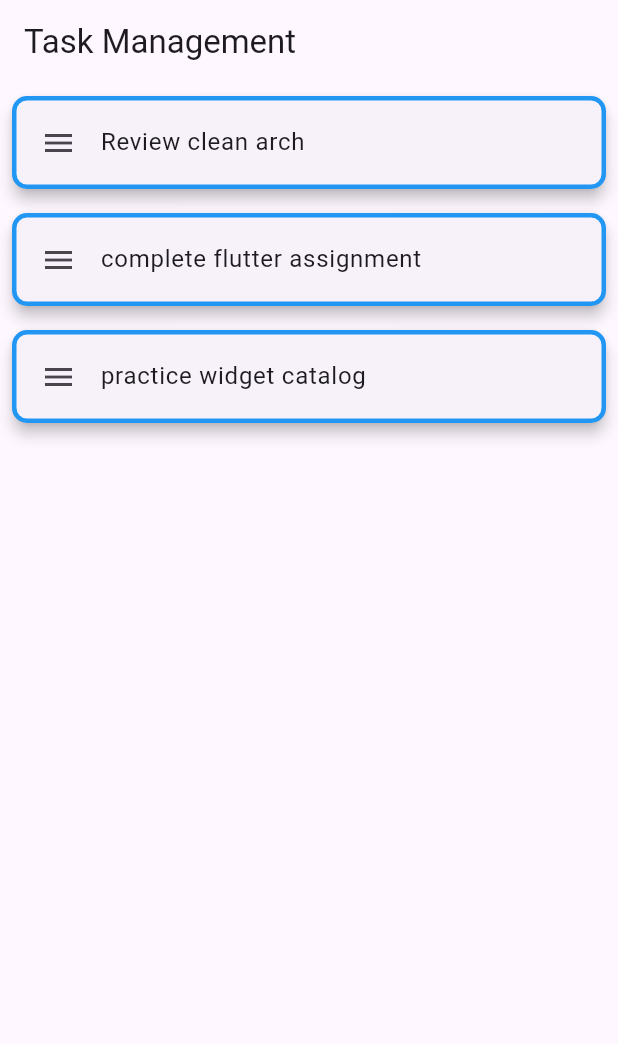
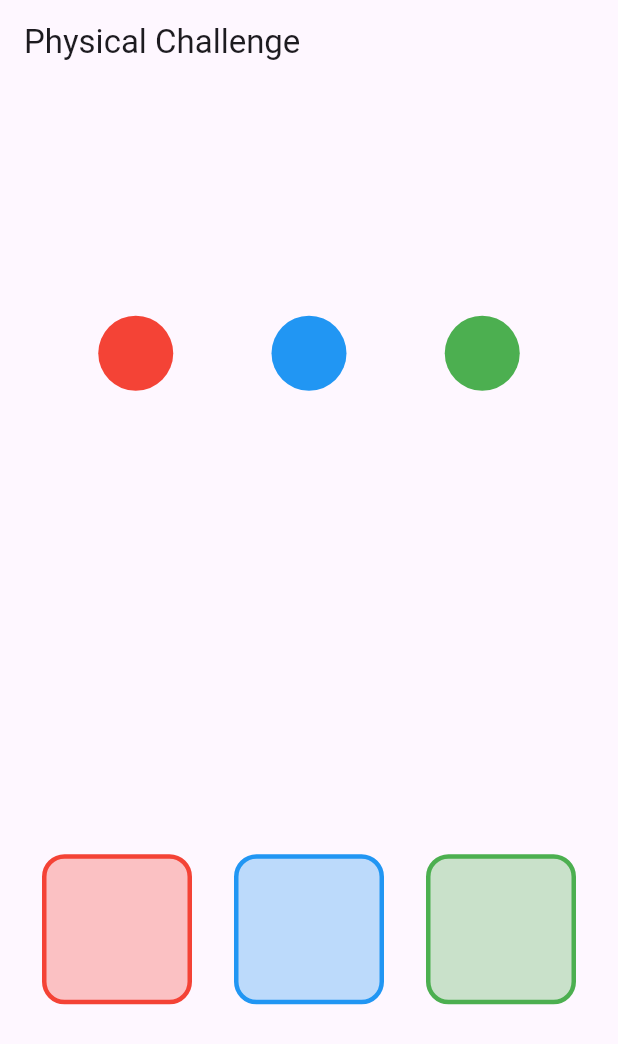
Before and after one commit to RiadHaidar/AdvancedWidgetsChallenge, a Flutter app: the screen it shows after launch, on a phone screen of 412 x 824 dp. Shown: the top 1044 px of the screen. Run offline on Flutter 3.47's test engine with Material 3 defaults, Android fonts, the phone set to English and light mode, and no system bars.

Commit message:
second challenge

```diff
--- /dev/null
+++ b/lib/first_challenge.dart
@@ -0,0 +1,122 @@
+
+
+import 'package:flutter/material.dart';
+
+class FirstChallenge extends StatefulWidget {
+  const FirstChallenge({Key? key}) : super(key: key);
+
+  @override
+  State<FirstChallenge> createState() => _FirstChallenge();
+}
+
+class _FirstChallenge extends State<FirstChallenge> {
+  List<String> items = ['Review clean arch',
+   'complete flutter assignment', 'practice widget catalog'];
+
+  @override
+  Widget build(BuildContext context) {
+    return Scaffold(
+      appBar: AppBar(title: Text('Task Management')),
+      body: ReorderableListView(
+        children: items.asMap().entries.map((entry) {
+        int index = entry.key;
+          String item = entry.value;
+          return Dismissible(
+            background: Container(
+              color: Colors.red,
+              child: Icon(Icons.delete_outline_outlined,
+              color: Colors.white,),
+            ),
+            key: ValueKey(entry.value),
+            confirmDismiss: (direction) async {
+              bool? shouldDelete = await showDialog<bool>(
+                context: context,
+                barrierDismissible: false,
+                builder: (BuildContext context) {
+                  return AlertDialog(
+                    title: const Text('Confirm Delete'),
+                    content: SingleChildScrollView(
+                      child: ListBody(
+                        children: <Widget>[
+                          Text(
+                            'Delete task: $item',
+                            style: TextStyle(fontWeight: FontWeight.bold),
+                          ),
+                        ],
+                      ),
+                    ),
+                    actions: <Widget>[
+                      TextButton(
+                        child: const Text('Cancel'),
+                        onPressed: () {
+                          Navigator.of(context).pop(false);
+                        },
+                      ),
+                      TextButton(
+                        child: const Text('Delete'),
+                        onPressed: () {
+                          Navigator.of(context).pop(true);
+                        },
+                      ),
+                    ],
+                  );
+                },
+              );
+
+              if (shouldDelete == true) {
+                setState(() {
+                  items.removeAt(index);
+                });
+
+                ScaffoldMessenger.of(context).showSnackBar(
+                  SnackBar(
+                    content: Text('Task "$item" deleted',
+                        style: TextStyle(fontWeight: FontWeight.bold)),
+                    action: SnackBarAction(
+                      label: 'Undo',
+                      onPressed: () {
+                        setState(() {
+                          items.insert(index, item);
+                        });
+                      },
+                    ),
+                  ),
+                );
+              }
+
+              return shouldDelete;
+            },
+
+            child: Card(
+              key: ValueKey(entry.value),
+              elevation: 4,
+              margin: EdgeInsets.all(8),
+              child: ListTile(
+                key: ValueKey(entry.value),
+
+                shape: RoundedRectangleBorder(
+                  side: BorderSide(color: Colors.blue, width: 3),
+                  borderRadius: BorderRadius.circular(10),
+                ),
+                leading: Icon(Icons.menu),
+                title: Text(entry.value),
+              ),
+            ),
+          );
+        }).toList(),
+
+        onReorder: (oldIndex, newIndex) {
+          print('moved');
+          setState(() {
+            if (oldIndex < newIndex) {
+              newIndex -= 1;
+            }
+        String taskTitle=   items[oldIndex];
+            items.removeAt(oldIndex);
+            items.insert(newIndex, taskTitle);
+          });
+        },
+      ),
+    );
+  }
+}
--- a/lib/main.dart
+++ b/lib/main.dart
@@ -1,3 +1,5 @@
+import 'package:challenge/first_challenge.dart';
+import 'package:challenge/second_challenge.dart';
 import 'package:flutter/material.dart';
 
 void main() {
@@ -12,126 +14,7 @@ class MyApp extends StatelessWidget {
     return MaterialApp(
       title: 'Flutter Demo',
       theme: ThemeData(primarySwatch: Colors.blue),
-      home: const FirstChallenge(),
+      home: const SecondChallenge(),
     );
   }
 }
-
-class FirstChallenge extends StatefulWidget {
-  const FirstChallenge({Key? key}) : super(key: key);
-
-  @override
-  State<FirstChallenge> createState() => _FirstChallenge();
-}
-
-class _FirstChallenge extends State<FirstChallenge> {
-  List<String> items = ['Review clean arch',
-   'complete flutter assignment', 'practice widget catalog'];
-
-  @override
-  Widget build(BuildContext context) {
-    return Scaffold(
-      appBar: AppBar(title: Text('Task Management')),
-      body: ReorderableListView(
-        children: items.asMap().entries.map((entry) {
-        int index = entry.key;
-          String item = entry.value;
-          return Dismissible(
-            background: Container(
-              color: Colors.red,
-              child: Icon(Icons.delete_outline_outlined,
-              color: Colors.white,),
-            ),
-            key: ValueKey(entry.value),
-            confirmDismiss: (direction) async {
-              bool? shouldDelete = await showDialog<bool>(
-                context: context,
-                barrierDismissible: false,
-                builder: (BuildContext context) {
-                  return AlertDialog(
-                    title: const Text('Confirm Delete'),
-                    content: SingleChildScrollView(
-                      child: ListBody(
-                        children: <Widget>[
-                          Text(
-                            'Delete task: $item',
-                            style: TextStyle(fontWeight: FontWeight.bold),
-                          ),
-                        ],
-                      ),
-                    ),
-                    actions: <Widget>[
-                      TextButton(
-                        child: const Text('Cancel'),
-                        onPressed: () {
-                          Navigator.of(context).pop(false);
-                        },
-                      ),
-                      TextButton(
-                        child: const Text('Delete'),
-                        onPressed: () {
-                          Navigator.of(context).pop(true);
-                        },
-                      ),
-                    ],
-                  );
-                },
-              );
-
-              if (shouldDelete == true) {
-                setState(() {
-                  items.removeAt(index);
-                });
-
-                ScaffoldMessenger.of(context).showSnackBar(
-                  SnackBar(
-                    content: Text('Task "$item" deleted',
-                        style: TextStyle(fontWeight: FontWeight.bold)),
-                    action: SnackBarAction(
-                      label: 'Undo',
-                      onPressed: () {
-                        setState(() {
-                          items.insert(index, item);
-                        });
-                      },
-                    ),
-                  ),
-                );
-              }
-
-              return shouldDelete;
-            },
-
-            child: Card(
-              key: ValueKey(entry.value),
-              elevation: 4,
-              margin: EdgeInsets.all(8),
-              child: ListTile(
-                key: ValueKey(entry.value),
-
-                shape: RoundedRectangleBorder(
-                  side: BorderSide(color: Colors.blue, width: 3),
-                  borderRadius: BorderRadius.circular(10),
-                ),
-                leading: Icon(Icons.menu),
-                title: Text(entry.value),
-              ),
-            ),
-          );
-        }).toList(),
-
-        onReorder: (oldIndex, newIndex) {
-          print('moved');
-          setState(() {
-            if (oldIndex < newIndex) {
-              newIndex -= 1;
-            }
-        String taskTitle=   items[oldIndex];
-            items.removeAt(oldIndex);
-            items.insert(newIndex, taskTitle);
-          });
-        },
-      ),
-    );
-  }
-}
--- /dev/null
+++ b/lib/second_challenge.dart
@@ -0,0 +1,173 @@
+import 'package:flutter/material.dart';
+
+class SecondChallenge extends StatefulWidget {
+  const SecondChallenge({super.key});
+
+  @override
+  State<SecondChallenge> createState() => _SecondChallengeState();
+}
+
+class _SecondChallengeState extends State<SecondChallenge> {
+  int redAcceptedData = 0;
+  int blueAcceptedData = 1;
+  int greenAcceptedData = 2;
+
+  bool redAccepted = false;
+  bool blueAccepted = false;
+  bool greenAccepted = false;
+
+  @override
+  Widget build(BuildContext context) {
+    return Scaffold(
+      appBar: AppBar(title: Text('Physical Challenge')),
+      body: Column(
+        mainAxisAlignment: MainAxisAlignment.spaceAround,
+        children: [
+          Row(
+            mainAxisAlignment: MainAxisAlignment.spaceEvenly,
+            children: [
+              draggableCircle(redAcceptedData, Colors.red),
+
+              draggableCircle(blueAcceptedData, Colors.blue),
+
+              draggableCircle(greenAcceptedData, Colors.green),
+            ],
+          ),
+          Row(
+            mainAxisAlignment: MainAxisAlignment.spaceEvenly,
+            children: [
+              CustomDragTarget(
+                color: Colors.red,
+                acceptedValue: 0,
+                isAccepted: redAccepted,
+                onAccepted: () {
+                  setState(() {
+                    redAccepted = true;
+                  });
+                },
+              ),
+
+              CustomDragTarget(
+                color: Colors.blue,
+                acceptedValue: 1,
+                isAccepted: blueAccepted,
+                onAccepted: () {
+                  setState(() {
+                    blueAccepted = true;
+                  });
+                },
+              ),
+
+              CustomDragTarget(
+                color: Colors.green,
+                acceptedValue: 2,
+                isAccepted: greenAccepted,
+                onAccepted: () {
+                  setState(() {
+                    greenAccepted = true;
+                  });
+                },
+              ),
+            ],
+          ),
+        ],
+      ),
+    );
+  }
+}
+
+Widget draggableCircle(int initialData, Color color) {
+  return Draggable(
+    data: initialData,
+
+    feedback: CircleAvatar(backgroundColor: color, radius: 25),
+    childWhenDragging: CircleAvatar(
+      backgroundColor: color.withValues(alpha: 0.4),
+      radius: 25,
+    ),
+    child: CircleAvatar(backgroundColor: color, radius: 25),
+  );
+}
+
+class CustomDragTarget extends StatelessWidget {
+  final Color color;
+  final int acceptedValue;
+  final bool isAccepted;
+  final Function() onAccepted;
+
+  const CustomDragTarget({
+    Key? key,
+    required this.color,
+    required this.acceptedValue,
+    required this.isAccepted,
+    required this.onAccepted,
+  }) : super(key: key);
+
+  @override
+  Widget build(BuildContext context) {
+    return DragTarget<int>(
+      onWillAcceptWithDetails: (data) {
+        return data.data == acceptedValue;
+      },
+      onAcceptWithDetails: (data) {
+        if (data.data as int == acceptedValue) {
+          onAccepted();
+        }
+      },
+      builder: (context, accepted, rejected) {
+        // Rejected state - wrong item being dragged over
+        if (rejected.isNotEmpty) {
+          return Container(
+            width: 100,
+            height: 100,
+            decoration: BoxDecoration(
+              color: color.withValues(alpha: 0.2),
+              borderRadius: BorderRadius.circular(15),
+              border: Border.all(color: color, width: 3),
+            ),
+            child: Icon(Icons.arrow_downward_outlined, color: Colors.white),
+          );
+        }
+
+        // Accepted state - item has been successfully dropped
+        if (isAccepted) {
+          return Container(
+            width: 100,
+            height: 100,
+            decoration: BoxDecoration(
+              color: color,
+              borderRadius: BorderRadius.circular(15),
+              border: Border.all(color: color, width: 3),
+            ),
+            child: Icon(Icons.check, color: Colors.white),
+          );
+        }
+
+        // Hovering state - correct item is being dragged over
+        if (accepted.isNotEmpty) {
+          return Container(
+            width: 100,
+            height: 100,
+            decoration: BoxDecoration(
+              color: color.withValues(alpha: 0.6),
+              borderRadius: BorderRadius.circular(15),
+              border: Border.all(color: color, width: 3),
+            ),
+            child: Icon(Icons.check, color: Colors.white),
+          );
+        }
+
+        // Default state - empty target
+        return Container(
+          width: 100,
+          height: 100,
+          decoration: BoxDecoration(
+            color: color.withValues(alpha: 0.3),
+            borderRadius: BorderRadius.circular(15),
+            border: Border.all(color: color, width: 3),
+          ),
+        );
+      },
+    );
+  }
+}
```
Also changed, not shown: 3 other files.
